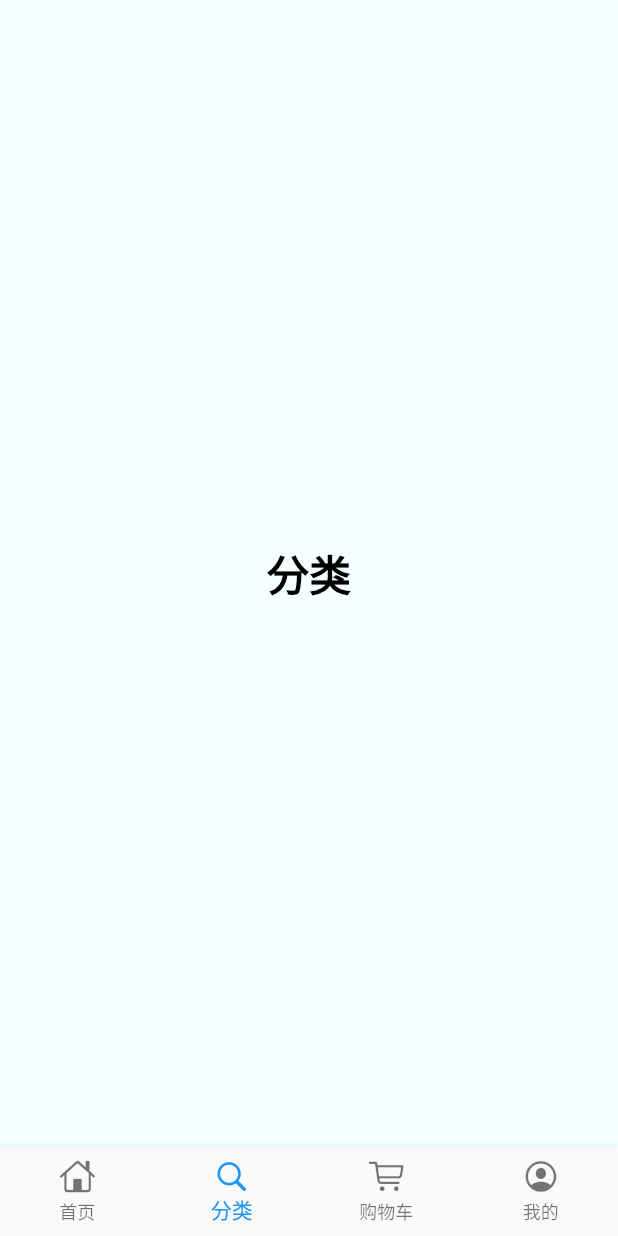
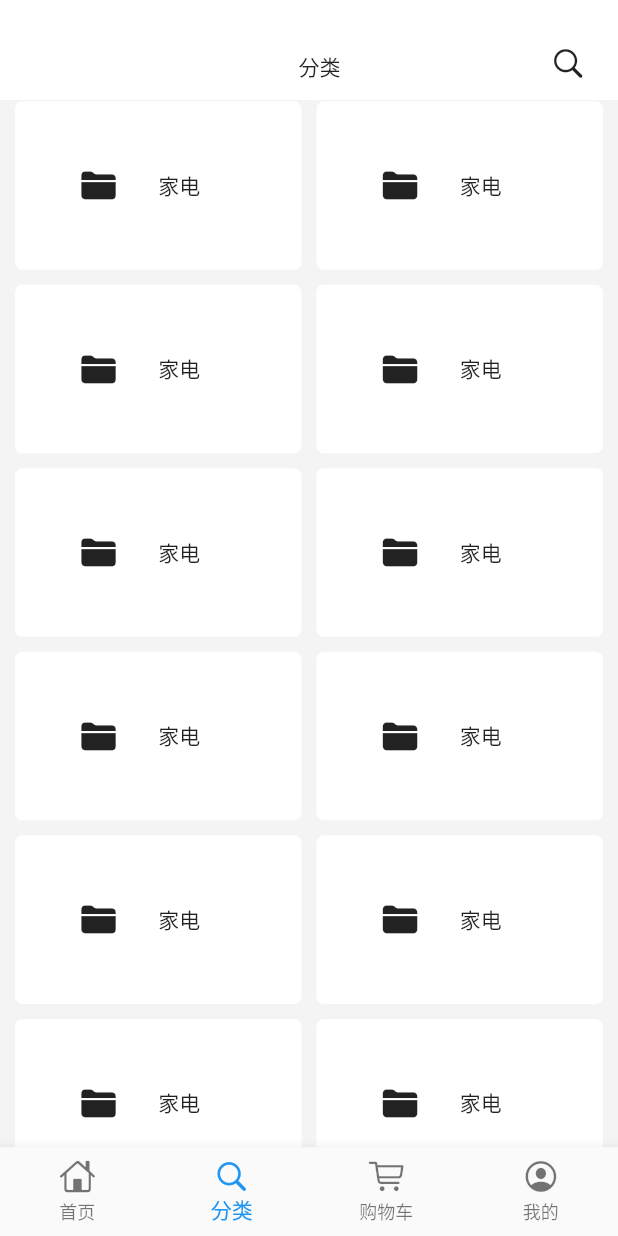
Before and after one commit to jack9095/flutter_app, a Flutter app: the screen it shows after launch, item 2 of the bottom bar chosen, on a phone screen of 412 x 824 dp. Run offline on Flutter 3.47's test engine with Material 2 defaults, Android fonts, the phone set to English and light mode, and no system bars; our stand-ins replace dio, toast.

Commit message:
分类页面的开发

```diff
--- a/lib/shop/category_page.dart
+++ b/lib/shop/category_page.dart
@@ -9,11 +9,87 @@ class CategoryPage extends StatefulWidget {
 class _CategoryPageState extends State<CategoryPage> {
   @override
   Widget build(BuildContext context) {
-    return Center(
-      child: Text(
-        '分类',
-        style: TextStyle(fontSize: 28.0, fontWeight: FontWeight.bold, color: Colors.black),
-      ),
+    final size = MediaQuery.of(context).size;
+    final width = size.width; // 屏幕宽度
+    final height = size.height; // 屏幕高度
+    return Column(
+      children: <Widget>[
+        Row(
+          children: <Widget>[
+            Expanded(
+              flex: 7,
+              child: Container(
+                child: Text(
+                  '分类',
+                ),
+                margin: EdgeInsets.fromLTRB(width / 2 - 7, 34.0, 0, 0),
+              ),
+            ),
+            Expanded(
+              flex: 1,
+              child: Container(
+                margin: EdgeInsets.fromLTRB(0, 30.0, 15.0, 0),
+                child: Icon(CupertinoIcons.search),
+              ),
+            ),
+          ],
+        ),
+        Row(
+          children: <Widget>[
+            Expanded(
+              flex: 1,
+              child: Container(
+                margin: EdgeInsets.fromLTRB(0, 12.0, 0, 0),
+                height: 0.5,
+                color: Color.fromARGB(255, 234, 233, 234),
+              ),
+            ),
+          ],
+        ),
+
+        Expanded(
+          child: Container(
+            margin: EdgeInsets.fromLTRB(0, 0, 0, 0),
+            color: Color.fromARGB(255, 244, 244, 244),
+            padding: EdgeInsets.fromLTRB(10, 0, 10, 0),
+            child: GridView.builder(
+              shrinkWrap: true,  // 这个必须得设置， 否则不显示
+              gridDelegate: SliverGridDelegateWithFixedCrossAxisCount(
+                  crossAxisCount: 2,
+                  crossAxisSpacing: 10,
+                  mainAxisSpacing: 10,
+                  childAspectRatio: 1.7
+              ),
+              itemCount: 12,
+              itemBuilder: (context,index){
+                return FlatButton(
+                  color: Color.fromARGB(255, 255, 255, 255),
+                  onPressed: (){
+
+                  },
+                  shape: RoundedRectangleBorder(
+                      borderRadius: BorderRadius.circular(5.0)
+                  ),
+
+                  child: Row(
+                    mainAxisAlignment: MainAxisAlignment.start,
+                    crossAxisAlignment: CrossAxisAlignment.center,
+                    children: <Widget>[
+                      Expanded(
+                        child: Icon(CupertinoIcons.folder_solid),
+                      ),
+                      Expanded(
+                        child: Text('家电'),
+                      ),
+                    ],
+                  ),
+                );
+              },
+            ),
+          ),
+        ),
+
+      ],
     );
   }
 }
--- a/lib/shop/index.dart
+++ b/lib/shop/index.dart
@@ -29,14 +29,18 @@ class _IndexWidgetState extends State<IndexWidget> {
 
   @override
   Widget build(BuildContext context) {
+    final size = MediaQuery.of(context).size;
+    final width =size.width;  // 屏幕宽度
+    final height =size.height;  // 屏幕高度
     return Scaffold(
 //      appBar: AppBar(
 //        centerTitle: true,
 //        title: Text('电商项目'),
 //      ),
-      backgroundColor: Color.fromRGBO(244, 255, 255, 1.0),
+      backgroundColor: Color.fromRGBO(255, 255, 255, 1.0),
       // 设置这个组件就会把里面的组件置于最底部
       bottomNavigationBar: BottomNavigationBar(
+//        backgroundColor: Color.fromRGBO(244, 255, 255, 1.0),
         type: BottomNavigationBarType.fixed,
         items: BOTTOMTABS,
         currentIndex: currentIndex,
```
